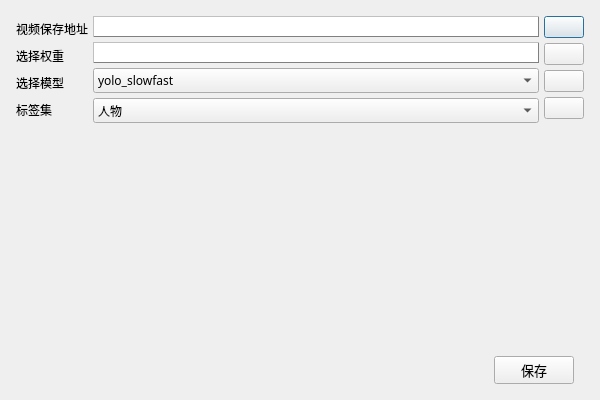
Above: model_settings.ui from Shallowind/SADVS before the change. Below: the same form after it.
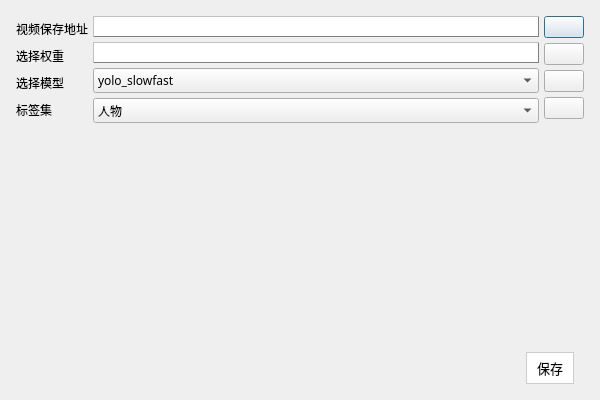
That is the form after the change. Icons and pictures are not drawn.

What changed in the file:
```diff
--- a/model_settings.ui
+++ b/model_settings.ui
@@ -340,6 +340,22 @@
               <pointsize>10</pointsize>
              </font>
             </property>
+            <property name="styleSheet">
+             <string notr="true">QPushButton {
+    background-color: #ffffff; /* 默认颜色，浅灰色 */
+    border: 1px solid #cccccc; /* 灰色的边框 */
+    padding: 5px 10px;
+}
+
+QPushButton:hover {
+    background-color: #dddddd; /* 鼠标悬停时的颜色，稍浅的灰色 */
+}
+
+QPushButton:pressed {
+    background-color: #cccccc; /* 鼠标点击时的颜色，稍深的灰色 */
+}
+</string>
+            </property>
             <property name="text">
              <string>保存</string>
             </property>
```
